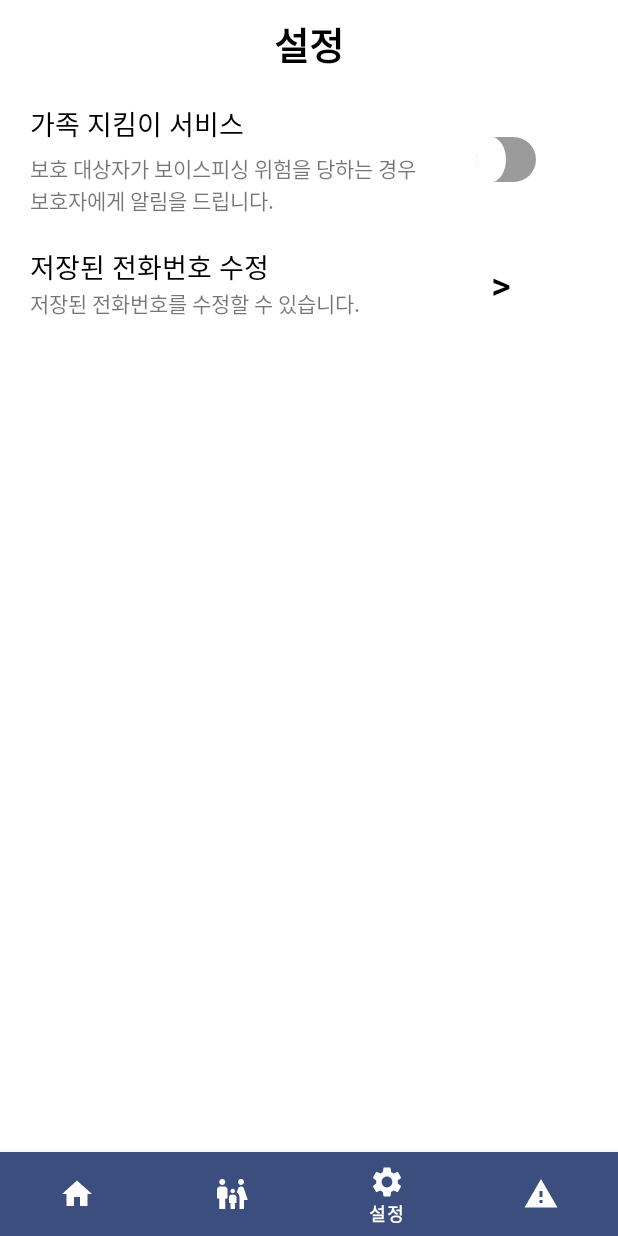
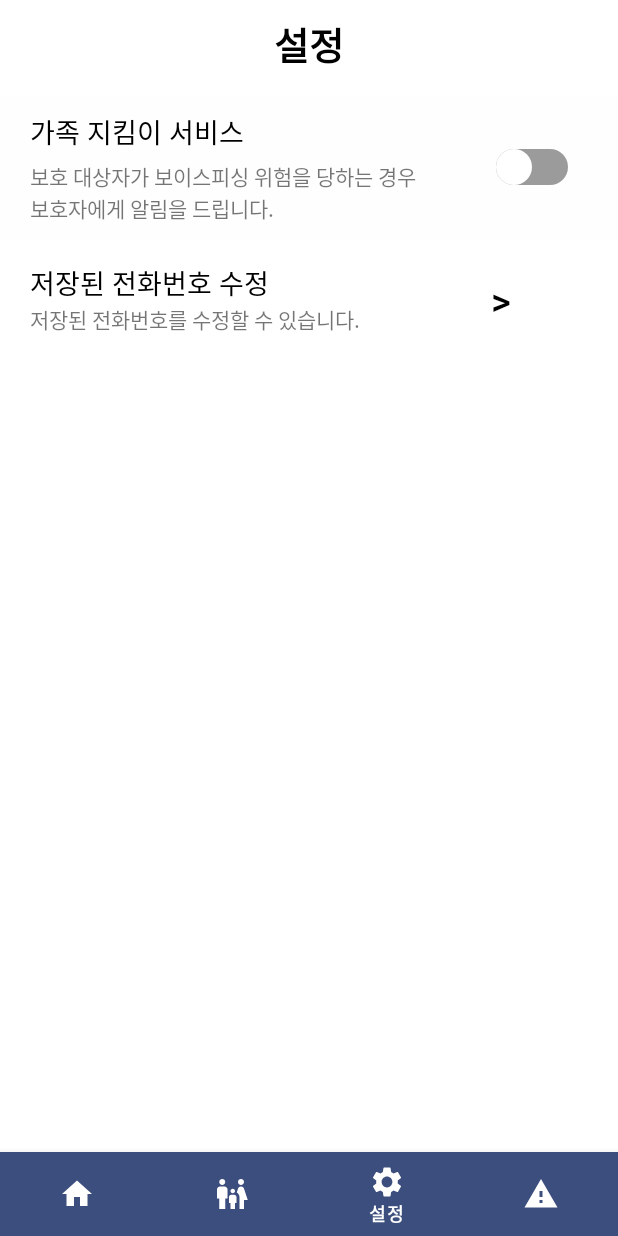
Before and after one commit to HyundongK/AvoidVoiceService, an Android app: the screen it shows after launch (MainActivity), item 3 of the bottom bar chosen, on a phone screen of 412 x 824 dp. Run offline under Robolectric (Android 15) with nearby library versions, the phone set to English and light mode, and no system bars.

Commit message:
[SER-020] 기능 추가 및 보완 - 메인 스위치 온오프 전체 서비스에 대해 추가 - sms 스위치 작동 추가

```diff
--- a/app/src/main/java/com/example/avoidvoice/chatapi/MLHandler.java
+++ b/app/src/main/java/com/example/avoidvoice/chatapi/MLHandler.java
@@ -1,6 +1,9 @@
 package com.example.avoidvoice.chatapi;
 
+import static android.content.Context.MODE_PRIVATE;
+
 import android.content.Context;
+import android.content.SharedPreferences;
 import android.os.Build;
 import android.os.Environment;
 import android.telephony.SmsManager;
@@ -37,6 +40,9 @@ public class MLHandler {
     private GPTHandler gptHandler;
     private Context context;
 
+    private SharedPreferences appData;
+    private boolean saveSwitchData = false;
+
 
     @RequiresApi(api = Build.VERSION_CODES.TIRAMISU)
     public MLHandler(Context context) throws JSONException {
@@ -46,6 +52,8 @@ public class MLHandler {
         mInputText="";
         gptHandler = new GPTHandler();
         //gptHandler.run("first");
+        appData = context.getSharedPreferences("appData", MODE_PRIVATE);
+        load();
     }
 
     //1
@@ -90,7 +98,7 @@ public class MLHandler {
                 notificationHelper.getManager().notify(1, nb.build());
 
                 //문자보내기
-                sendMessage();
+                if(saveSwitchData) sendMessage();
                 checkSendMessage = true;
 
                 //chatgpt run - 원래 input을 사용할꺼면 mInputTexxt , 번역된 input을 사용할꺼면 resultText
@@ -124,7 +132,7 @@ public class MLHandler {
                     SmsManager smsManager = SmsManager.getDefault();
                     smsManager.sendTextMessage(phoneNum, null, "보이스피싱 위험 감지", null, null);
                 }catch (Exception e){
-                    //
+                    Log.d("sms","sms error");
                 }
             }
             buf.close();
@@ -152,7 +160,7 @@ public class MLHandler {
                 notificationHelper.getManager().notify(1, nb.build());
 
             //문자보내기
-            sendMessage();
+            if(saveSwitchData) sendMessage();
             checkSendMessage = true;
 
             //chatgpt run - 원래 input을 사용할꺼면 mInputTexxt , 번역된 input을 사용할꺼면 resultText
@@ -162,4 +170,10 @@ public class MLHandler {
             gptHandler.run(inputText);
         }
     }
+
+    private void load() {
+        // SharedPreferences 객체.get타입( 저장된 이름, 기본값 )
+        // 저장된 이름이 존재하지 않을 시 기본값
+        saveSwitchData = appData.getBoolean("SMS_SWITCH", false);
+    }
 }
--- a/app/src/main/java/com/example/avoidvoice/service/VoiceAvoidService.java
+++ b/app/src/main/java/com/example/avoidvoice/service/VoiceAvoidService.java
@@ -110,10 +110,9 @@ public class VoiceAvoidService extends Service {
         appData = getSharedPreferences("appData", MODE_PRIVATE);
         saveSwitchData = appData.getBoolean("MAIN_SWITCH", false);
 
-        if(test == 0 && saveSwitchData)
-            startConvert();
-        else if(test == 1)  startFileSTT();
-        else if(test == 2) startMicSTT();
+        if(test == 0 && saveSwitchData) startConvert();
+        else if(test == 1 && saveSwitchData) startFileSTT();
+        else if(test == 2 && saveSwitchData) startMicSTT();
 
         return super.onStartCommand(intent, flags, startId);
     }
@@ -318,6 +317,12 @@ public class VoiceAvoidService extends Service {
 
         mp = MediaPlayer.create(this, R.raw.test_sample);
         mp.setLooping(false);
+        mp.setOnCompletionListener(new MediaPlayer.OnCompletionListener() {
+            @Override
+            public void onCompletion(MediaPlayer mediaPlayer) {
+                //stopConvert();
+            }
+        });
         mp.start();
 
         //try recognize continuously
@@ -333,7 +338,7 @@ public class VoiceAvoidService extends Service {
                 Log.i(logTag, "Final result received: " + s);
                 contentFile.add(s+"\n");
 
-                //TODO: 파일을 STT하여 contentFile에 저장 TextUtils.join(" ", contentFile)으로 문자열 변환
+                //파일을 STT하여 contentFile에 저장 TextUtils.join(" ", contentFile)으로 문자열 변환
                 try {
                     mlHandler.run2(TextUtils.join(" ", contentFile));
                 } catch (ExecutionException e) {
--- a/app/src/main/java/com/example/avoidvoice/setting/SetFragment.java
+++ b/app/src/main/java/com/example/avoidvoice/setting/SetFragment.java
@@ -1,11 +1,17 @@
 package com.example.avoidvoice.setting;
 
+import static android.content.Context.MODE_PRIVATE;
+
+import android.content.SharedPreferences;
 import android.os.Bundle;
 import android.view.LayoutInflater;
 import android.view.View;
 import android.view.ViewGroup;
 import android.widget.Button;
+import android.widget.CompoundButton;
+import android.widget.LinearLayout;
 import android.widget.ListView;
+import android.widget.Switch;
 
 import androidx.fragment.app.Fragment;
 
@@ -17,7 +23,12 @@ public class SetFragment extends Fragment {
 
     private View view;
     private Button numBtn;
+    private Switch smsSwitch;
+    private LinearLayout numLayout;
     private NumberFragmentDialog fragmentDialog;
+
+    private SharedPreferences appData;
+    private boolean saveSwitchData = false;
 
 
     public View onCreateView(LayoutInflater inflater, ViewGroup container,
@@ -25,8 +36,13 @@ public class SetFragment extends Fragment {
         // Inflate the layout for this fragment
         view = inflater.inflate(R.layout.set_fragment, container, false);
 
+        numBtn = view.findViewById(R.id.numBtn);
+        smsSwitch = view.findViewById(R.id.smsSwitch);
+        numLayout = view.findViewById(R.id.numLayout);
 
-        numBtn = view.findViewById(R.id.numBtn);
+        appData = getContext().getSharedPreferences("appData", MODE_PRIVATE);
+        load();
+
         numBtn.setOnClickListener(new View.OnClickListener() {
             @Override
             public void onClick(View view) {
@@ -36,7 +52,38 @@ public class SetFragment extends Fragment {
 
             }
         });
+        numLayout.setOnClickListener(new View.OnClickListener() {
+            @Override
+            public void onClick(View view) {
+
+                fragmentDialog = new NumberFragmentDialog();
+                fragmentDialog.show(getActivity().getSupportFragmentManager(), "dialog");
+
+            }
+        });
+
+
+        smsSwitch.setOnCheckedChangeListener(new CompoundButton.OnCheckedChangeListener() {
+            @Override
+            public void onCheckedChanged(CompoundButton compoundButton, boolean b) {
+                save();
+            }
+        });
 
         return view;
     }
+
+    private void save() {
+        SharedPreferences.Editor editor = appData.edit();
+
+        editor.putBoolean("SMS_SWITCH", smsSwitch.isChecked());
+        editor.apply();
+    }
+
+    private void load() {
+        // SharedPreferences 객체.get타입( 저장된 이름, 기본값 )
+        // 저장된 이름이 존재하지 않을 시 기본값
+        saveSwitchData = appData.getBoolean("SMS_SWITCH", false);
+        smsSwitch.setChecked(saveSwitchData);
+    }
 }
--- a/app/src/main/res/drawable/setting_switch_off.xml
+++ b/app/src/main/res/drawable/setting_switch_off.xml
@@ -4,8 +4,8 @@
 
     <item>
         <shape android:shape="rectangle">
-            <size android:height="30dp"
-                android:width="51dp"/>
+            <size android:height="20dp"
+                android:width="52dp"/>
             <solid android:color="#9b9b9b" />
             <corners
                 android:bottomLeftRadius="30dp"
--- a/app/src/main/res/drawable/setting_switch_on.xml
+++ b/app/src/main/res/drawable/setting_switch_on.xml
@@ -4,8 +4,8 @@
 
     <item>
         <shape android:shape="rectangle">
-            <size android:height="30dp"
-                android:width="51dp"/>
+            <size android:height="20dp"
+                android:width="52dp"/>
             <solid android:color="#3C4E7D" />
             <corners
                 android:bottomLeftRadius="30dp"
--- a/app/src/main/res/drawable/setting_switch_thumb.xml
+++ b/app/src/main/res/drawable/setting_switch_thumb.xml
@@ -4,8 +4,8 @@
 
     <item>
         <shape android:shape="oval">
-            <size android:height="20dp"
-                android:width="20dp"/>
+            <size android:height="24dp"
+                android:width="24dp"/>
             <solid android:color="#ffffff" />
         </shape>
 
--- a/app/src/main/res/layout/set_fragment.xml
+++ b/app/src/main/res/layout/set_fragment.xml
@@ -17,21 +17,37 @@
             android:layout_height="wrap_content"
             android:orientation="vertical">
 
+            <LinearLayout
+                android:layout_width="match_parent"
+                android:layout_height="match_parent"
+                android:orientation="horizontal">
+
+                <LinearLayout
+                    android:layout_width="match_parent"
+                    android:layout_height="match_parent"
+                    android:orientation="vertical">
+
                     <TextView
                         android:id="@+id/S_title"
                         android:layout_width="wrap_content"
                         android:layout_height="wrap_content"
+                        android:layout_gravity="center"
                         android:layout_marginTop="10dp"
                         android:layout_marginBottom="10dp"
-                android:layout_gravity="center"
+                        android:gravity="center|center_horizontal|center_vertical"
                         android:text="설정"
                         android:textColor="#000000"
                         android:textSize="25sp"
                         android:textStyle="bold" />
+                </LinearLayout>
+
+            </LinearLayout>
 
             <LinearLayout
                 android:layout_width="match_parent"
                 android:layout_height="wrap_content"
+                android:layout_marginTop="5dp"
+                android:background="#FEFEFEFE"
                 android:orientation="horizontal">
 
                 <LinearLayout
@@ -42,42 +58,49 @@
                     <TextView
                         android:layout_width="wrap_content"
                         android:layout_height="wrap_content"
+                        android:layout_marginStart="20dp"
+                        android:layout_marginTop="10dp"
+                        android:layout_marginBottom="5dp"
                         android:text="가족 지킴이 서비스"
-                        android:textSize="18sp"
                         android:textColor="#000000"
-                        android:layout_marginTop="10dp"
-                        android:layout_marginStart="20dp"
-                        android:layout_marginBottom="5dp"/>
+                        android:textSize="18sp" />
 
                     <TextView
                         android:layout_width="wrap_content"
                         android:layout_height="wrap_content"
-                        android:text="보호 대상자가 보이스피싱 위험을 당하는 경우"
                         android:layout_marginStart="20dp"
-                        android:layout_marginEnd="20dp"/>
+                        android:layout_marginEnd="20dp"
+                        android:text="보호 대상자가 보이스피싱 위험을 당하는 경우" />
 
                     <TextView
                         android:layout_width="wrap_content"
                         android:layout_height="wrap_content"
-                        android:text="보호자에게 알림을 드립니다."
                         android:layout_marginStart="20dp"
-                        android:layout_marginBottom="10dp"/>
+                        android:layout_marginBottom="10dp"
+                        android:text="보호자에게 알림을 드립니다." />
 
                 </LinearLayout>
 
+                <FrameLayout
+                    android:layout_width="match_parent"
+                    android:layout_height="match_parent">
+
                     <Switch
+                        android:id="@+id/smsSwitch"
                         android:layout_width="wrap_content"
                         android:layout_height="wrap_content"
                         android:layout_gravity="center"
-                    android:layout_marginStart="20dp"
-                    android:track="@drawable/setting_switch_selector"
-                    android:thumb="@drawable/setting_switch_thumb"/>
+                        android:thumb="@drawable/setting_switch_thumb"
+                        android:track="@drawable/setting_switch_selector" />
+                </FrameLayout>
 
             </LinearLayout>
 
             <LinearLayout
+                android:id="@+id/numLayout"
                 android:layout_width="match_parent"
                 android:layout_height="wrap_content"
+                android:layout_marginTop="5dp"
                 android:orientation="horizontal">
 
                 <LinearLayout
@@ -88,19 +111,19 @@
                     <TextView
                         android:layout_width="wrap_content"
                         android:layout_height="wrap_content"
+                        android:layout_marginStart="20dp"
+                        android:layout_marginTop="10dp"
                         android:text="저장된 전화번호 수정"
-                        android:textSize="18sp"
                         android:textColor="#000000"
-                        android:layout_marginTop="10dp"
-                        android:layout_marginStart="20dp"/>
+                        android:textSize="18sp" />
 
                     <TextView
                         android:layout_width="wrap_content"
                         android:layout_height="wrap_content"
-                        android:text="저장된 전화번호를 수정할 수 있습니다."
                         android:layout_marginStart="20dp"
                         android:layout_marginEnd="20dp"
-                        android:layout_marginBottom="10dp"/>
+                        android:layout_marginBottom="10dp"
+                        android:text="저장된 전화번호를 수정할 수 있습니다." />
 
                 </LinearLayout>
 
@@ -109,12 +132,12 @@
                     android:layout_width="wrap_content"
                     android:layout_height="52dp"
                     android:layout_gravity="center"
+                    android:layout_marginStart="30dp"
                     android:backgroundTint="#ffffff"
+                    android:stateListAnimator="@null"
                     android:text=">"
                     android:textColor="#000000"
-                    android:textSize="25sp"
-                    android:stateListAnimator="@null"
-                    android:layout_marginStart="30dp"/>
+                    android:textSize="25sp" />
 
             </LinearLayout>
 
```
Lines whose indentation alone changed are shown as unchanged.
